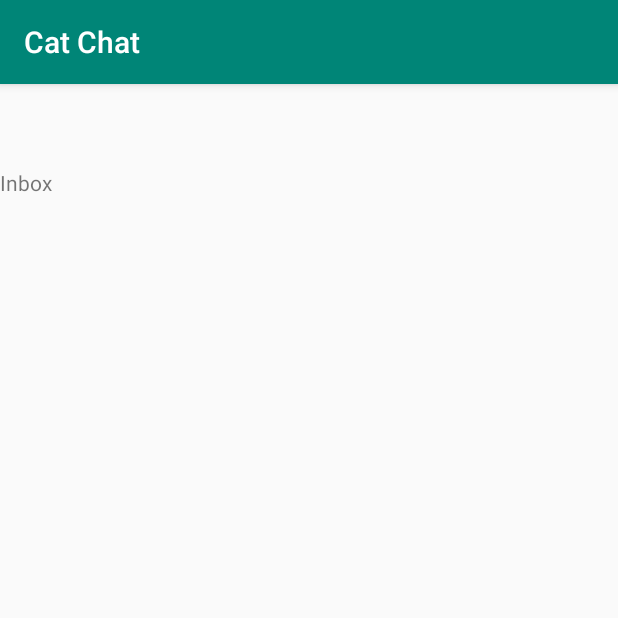
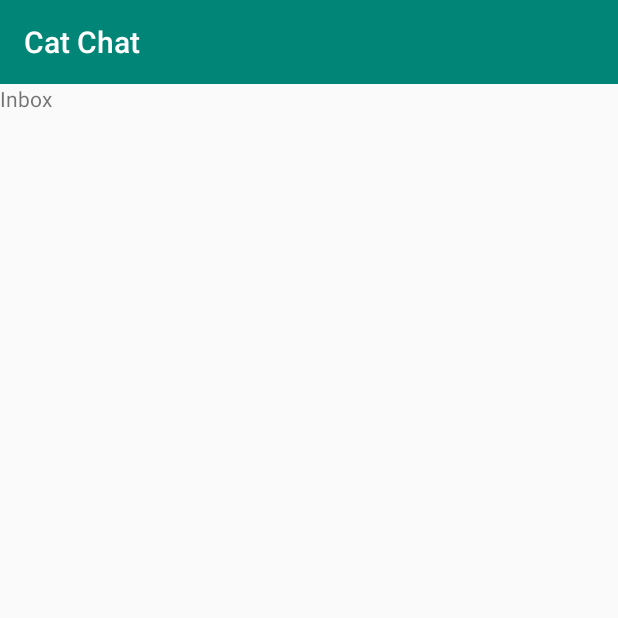
Before and after one commit to omelchenkoaleks/CatChat, an Android app: the screen it shows after launch (MainActivity), on a phone screen of 412 x 824 dp, the top half of it. Run offline under Robolectric (Android 15) with nearby library versions, the phone set to English and light mode, and no system bars.

Commit message:
refactoring - навигационная панель без збоев

```diff
--- a/app/src/main/java/com/omelchenkoaleks/catchat/DraftsFragment.java
+++ b/app/src/main/java/com/omelchenkoaleks/catchat/DraftsFragment.java
@@ -9,9 +9,7 @@ import android.view.ViewGroup;
 
 public class DraftsFragment extends Fragment {
 
-
     public DraftsFragment() {
-        // Required empty public constructor
     }
 
     @Override
--- a/app/src/main/java/com/omelchenkoaleks/catchat/InboxFragment.java
+++ b/app/src/main/java/com/omelchenkoaleks/catchat/InboxFragment.java
@@ -10,13 +10,11 @@ import android.view.ViewGroup;
 public class InboxFragment extends Fragment {
 
     public InboxFragment() {
-        // Required empty public constructor
     }
 
     @Override
     public View onCreateView(LayoutInflater inflater, ViewGroup container,
                              Bundle savedInstanceState) {
-        // Inflate the layout for this fragment
         return inflater.inflate(R.layout.fragment_inbox, container, false);
     }
 
--- a/app/src/main/java/com/omelchenkoaleks/catchat/SentItemsFragment.java
+++ b/app/src/main/java/com/omelchenkoaleks/catchat/SentItemsFragment.java
@@ -10,7 +10,6 @@ import android.view.ViewGroup;
 public class SentItemsFragment extends Fragment {
 
     public SentItemsFragment() {
-        // Required empty public constructor
     }
 
     @Override
--- a/app/src/main/java/com/omelchenkoaleks/catchat/TrashFragment.java
+++ b/app/src/main/java/com/omelchenkoaleks/catchat/TrashFragment.java
@@ -1,5 +1,4 @@
 package com.omelchenkoaleks.catchat;
-
 
 import android.os.Bundle;
 import android.support.v4.app.Fragment;
@@ -9,9 +8,7 @@ import android.view.ViewGroup;
 
 public class TrashFragment extends Fragment {
 
-
     public TrashFragment() {
-        // Required empty public constructor
     }
 
     @Override
--- a/app/src/main/res/layout/fragment_drafts.xml
+++ b/app/src/main/res/layout/fragment_drafts.xml
@@ -1,12 +1,12 @@
 <?xml version="1.0" encoding="utf-8"?>
-<LinearLayout xmlns:android="http://schemas.android.com/apk/res/android"
+<LinearLayout
+    xmlns:android="http://schemas.android.com/apk/res/android"
     xmlns:tools="http://schemas.android.com/tools"
     android:layout_width="match_parent"
     android:layout_height="match_parent"
     android:orientation="vertical"
     tools:context=".DraftsFragment">
 
-    <!-- TODO: Update blank fragment layout -->
     <TextView
         android:layout_width="match_parent"
         android:layout_height="match_parent"
--- a/app/src/main/res/layout/fragment_inbox.xml
+++ b/app/src/main/res/layout/fragment_inbox.xml
@@ -6,7 +6,6 @@
     android:orientation="vertical"
     tools:context=".InboxFragment">
 
-    <!-- TODO: Update blank fragment layout -->
     <TextView
         android:layout_width="match_parent"
         android:layout_height="match_parent"
--- a/app/src/main/res/layout/fragment_sent_items.xml
+++ b/app/src/main/res/layout/fragment_sent_items.xml
@@ -1,5 +1,6 @@
 <?xml version="1.0" encoding="utf-8"?>
-<LinearLayout xmlns:android="http://schemas.android.com/apk/res/android"
+<LinearLayout
+    xmlns:android="http://schemas.android.com/apk/res/android"
     xmlns:tools="http://schemas.android.com/tools"
     android:layout_width="match_parent"
     android:layout_height="match_parent"
--- a/app/src/main/res/layout/fragment_trash.xml
+++ b/app/src/main/res/layout/fragment_trash.xml
@@ -1,5 +1,6 @@
 <?xml version="1.0" encoding="utf-8"?>
-<FrameLayout xmlns:android="http://schemas.android.com/apk/res/android"
+<FrameLayout
+    xmlns:android="http://schemas.android.com/apk/res/android"
     xmlns:tools="http://schemas.android.com/tools"
     android:layout_width="match_parent"
     android:layout_height="match_parent"
--- a/app/src/main/res/layout/toolbar_main.xml
+++ b/app/src/main/res/layout/toolbar_main.xml
@@ -3,4 +3,5 @@
     xmlns:android="http://schemas.android.com/apk/res/android"
     android:layout_width="match_parent"
     android:layout_height="?attr/actionBarSize"
+    android:background="?attr/colorPrimary"
     android:theme="@style/ThemeOverlay.AppCompat.Dark.ActionBar"/>
--- a/app/src/main/res/values/styles.xml
+++ b/app/src/main/res/values/styles.xml
@@ -1,9 +1,13 @@
 <resources>
 
-    <style name="AppTheme" parent="Theme.AppCompat.Light.DarkActionBar">
+    <style
+        name="AppTheme"
+        parent="Theme.AppCompat.Light.NoActionBar">
+
         <item name="colorPrimary">@color/colorPrimary</item>
         <item name="colorPrimaryDark">@color/colorPrimaryDark</item>
         <item name="colorAccent">@color/colorAccent</item>
+
     </style>
 
 </resources>
```
